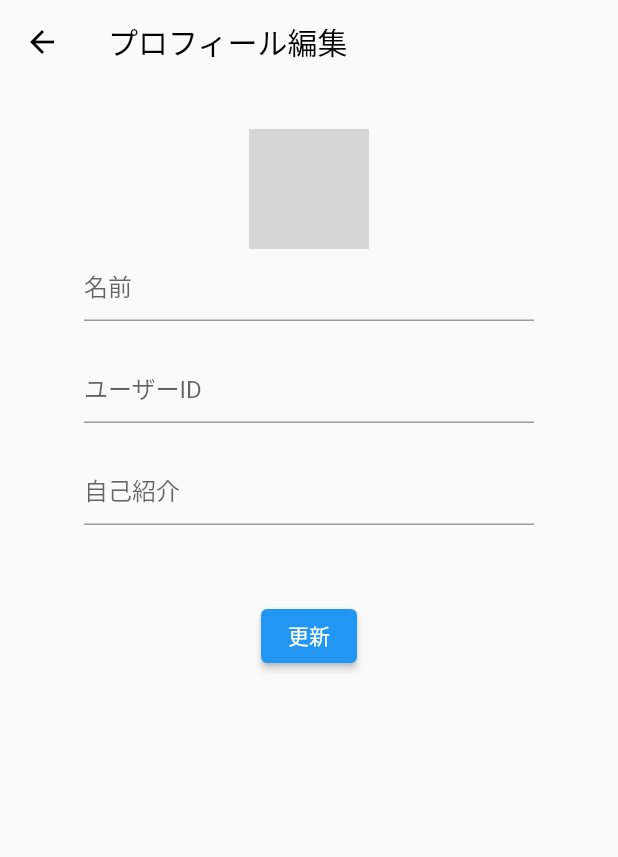
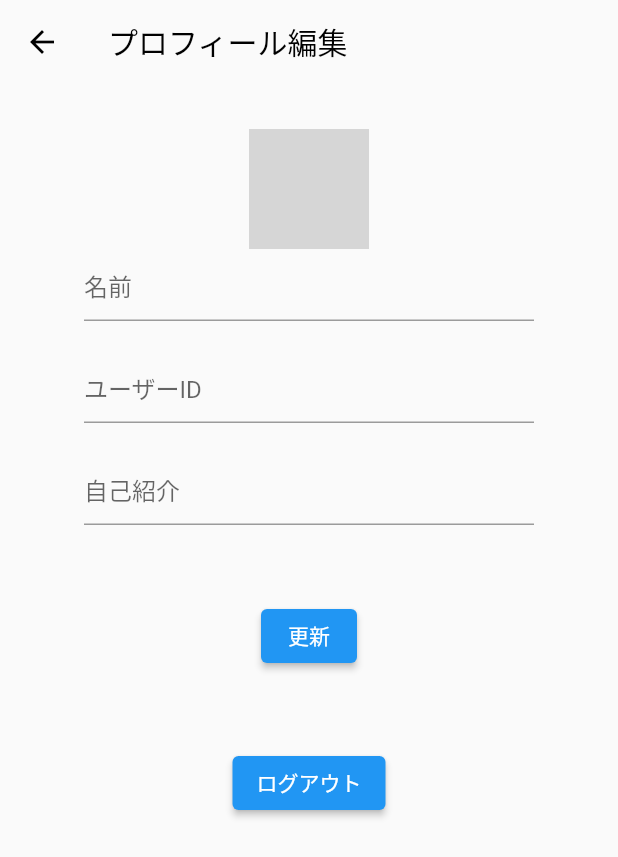
Before and after one commit to k3forx/flutter_sns, a Flutter app: the EditAccountPage screen opened directly, after a tap on "更新", on a phone screen of 412 x 824 dp. Shown: the top 857 px of the screen. Run offline on Flutter 3.47's test engine with Material 2 defaults, Android fonts, the phone set to English and light mode, and no system bars; our stand-ins replace cloud_firestore, firebase_auth, firebase_core, firebase_storage, image_picker; accounts and stored records are empty; generated files the repository leaves out were written again; network calls fail; grey boxes are pictures that could not be loaded.

Commit message:
impl logout

```diff
--- a/lib/utils/authentication.dart
+++ b/lib/utils/authentication.dart
@@ -29,4 +29,8 @@ class Authentication {
       return false;
     }
   }
+
+  static Future<dynamic> signOut() async {
+    await _firebaseAuth.signOut();
+  }
 }
--- a/lib/view/account/edit_account_page.dart
+++ b/lib/view/account/edit_account_page.dart
@@ -6,6 +6,7 @@ import 'package:flutter_sns/utils/authentication.dart';
 import 'package:flutter_sns/utils/firestore/users.dart';
 import 'package:flutter_sns/utils/function_utils.dart';
 import 'package:flutter_sns/utils/widget_utils.dart';
+import 'package:flutter_sns/view/start_up/login_page.dart';
 import 'package:image_picker/image_picker.dart';
 
 class EditAccountPage extends StatefulWidget {
@@ -71,7 +72,7 @@ class _EditAccountPageState extends State<EditAccountPage> {
                 width: 300,
                 child: TextField(
                   controller: nameController,
-                  decoration: InputDecoration(hintText: '名前'),
+                  decoration: const InputDecoration(hintText: '名前'),
                 ),
               ),
               Padding(
@@ -80,7 +81,7 @@ class _EditAccountPageState extends State<EditAccountPage> {
                   width: 300,
                   child: TextField(
                     controller: userIdController,
-                    decoration: InputDecoration(hintText: 'ユーザーID'),
+                    decoration: const InputDecoration(hintText: 'ユーザーID'),
                   ),
                 ),
               ),
@@ -88,7 +89,7 @@ class _EditAccountPageState extends State<EditAccountPage> {
                 width: 300,
                 child: TextField(
                   controller: selfIntroductionController,
-                  decoration: InputDecoration(hintText: '自己紹介'),
+                  decoration: const InputDecoration(hintText: '自己紹介'),
                 ),
               ),
               const SizedBox(
@@ -116,13 +117,27 @@ class _EditAccountPageState extends State<EditAccountPage> {
                       var result =
                           await UserFirestore.updateUser(updateAccount);
                       if (result) {
-                        print('updated successfully');
                         Authentication.myAccount = updateAccount;
                         Navigator.pop(context, true);
                       }
                     }
                   },
-                  child: const Text('更新'))
+                  child: const Text('更新')),
+              const SizedBox(
+                height: 50,
+              ),
+              ElevatedButton(
+                  onPressed: () {
+                    Authentication.signOut();
+                    while (Navigator.canPop(context)) {
+                      Navigator.pop(context);
+                    }
+                    Navigator.pushReplacement(
+                        context,
+                        MaterialPageRoute(
+                            builder: (context) => const LoginPage()));
+                  },
+                  child: const Text("ログアウト")),
             ],
           ),
         ),
```
